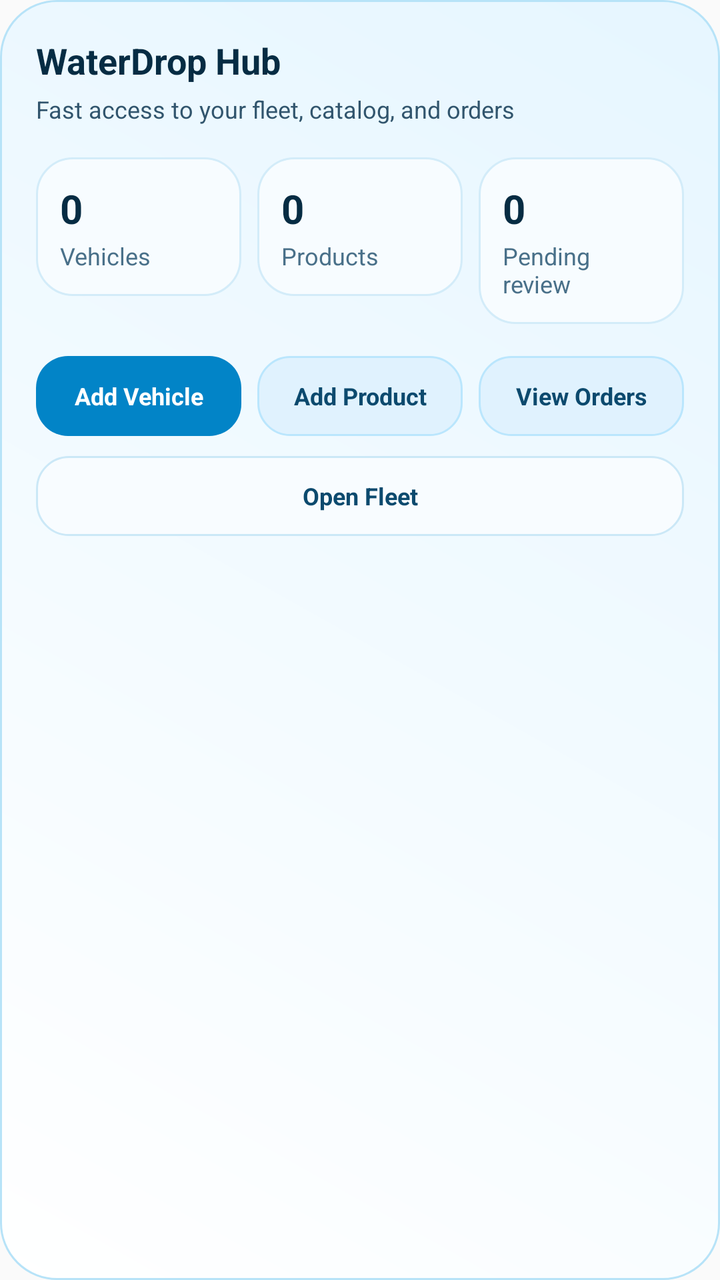
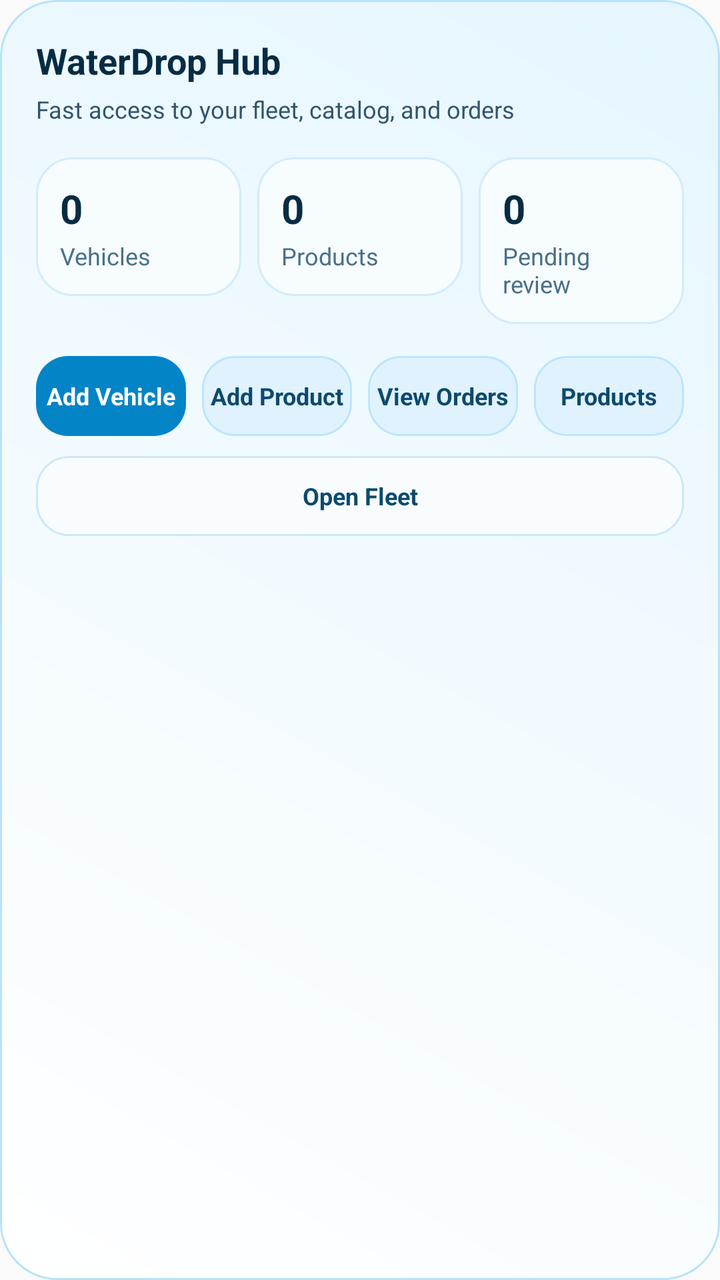

An Android layout rendered at two revisions. The XML below is the earlier revision; the diff shows what the commit changed to produce the second picture.
<!-- AndroidManifest.xml: application theme AppTheme -->
<!-- res/layout/supplier_hub_widget.xml -->
<?xml version="1.0" encoding="utf-8"?>
<LinearLayout xmlns:android="http://schemas.android.com/apk/res/android"
    android:id="@+id/widgetRoot"
    android:layout_width="match_parent"
    android:layout_height="match_parent"
    android:background="@drawable/widget_surface"
    android:orientation="vertical"
    android:padding="18dp">

    <TextView
        android:id="@+id/widgetTitle"
        android:layout_width="wrap_content"
        android:layout_height="wrap_content"
        android:text="@string/widget_title"
        android:textColor="#062C43"
        android:textSize="18sp"
        android:textStyle="bold" />

    <TextView
        android:id="@+id/widgetSubtitle"
        android:layout_width="wrap_content"
        android:layout_height="wrap_content"
        android:layout_marginTop="4dp"
        android:text="@string/widget_subtitle"
        android:textColor="#31556D"
        android:textSize="12sp" />

    <LinearLayout
        android:layout_width="match_parent"
        android:layout_height="wrap_content"
        android:layout_marginTop="16dp"
        android:orientation="horizontal">

        <LinearLayout
            android:layout_width="0dp"
            android:layout_height="wrap_content"
            android:layout_marginEnd="8dp"
            android:layout_weight="1"
            android:background="@drawable/widget_stat_card"
            android:orientation="vertical"
            android:padding="12dp">

            <TextView
                android:id="@+id/widgetVehicleValue"
                android:layout_width="wrap_content"
                android:layout_height="wrap_content"
                android:text="0"
                android:textColor="#062C43"
                android:textSize="20sp"
                android:textStyle="bold" />

            <TextView
                android:layout_width="wrap_content"
                android:layout_height="wrap_content"
                android:layout_marginTop="2dp"
                android:text="@string/widget_metric_vehicles"
                android:textColor="#497089"
                android:textSize="12sp" />
        </LinearLayout>

        <LinearLayout
            android:layout_width="0dp"
            android:layout_height="wrap_content"
            android:layout_marginEnd="8dp"
            android:layout_weight="1"
            android:background="@drawable/widget_stat_card"
            android:orientation="vertical"
            android:padding="12dp">

            <TextView
                android:id="@+id/widgetProductValue"
                android:layout_width="wrap_content"
                android:layout_height="wrap_content"
                android:text="0"
                android:textColor="#062C43"
                android:textSize="20sp"
                android:textStyle="bold" />

            <TextView
                android:layout_width="wrap_content"
                android:layout_height="wrap_content"
                android:layout_marginTop="2dp"
                android:text="@string/widget_metric_products"
                android:textColor="#497089"
                android:textSize="12sp" />
        </LinearLayout>

        <LinearLayout
            android:layout_width="0dp"
            android:layout_height="wrap_content"
            android:layout_weight="1"
            android:background="@drawable/widget_stat_card"
            android:orientation="vertical"
            android:padding="12dp">

            <TextView
                android:id="@+id/widgetPendingValue"
                android:layout_width="wrap_content"
                android:layout_height="wrap_content"
                android:text="0"
                android:textColor="#062C43"
                android:textSize="20sp"
                android:textStyle="bold" />

            <TextView
                android:layout_width="wrap_content"
                android:layout_height="wrap_content"
                android:layout_marginTop="2dp"
                android:text="@string/widget_metric_pending"
                android:textColor="#497089"
                android:textSize="12sp" />
        </LinearLayout>
    </LinearLayout>

    <LinearLayout
        android:layout_width="match_parent"
        android:layout_height="wrap_content"
        android:layout_marginTop="16dp"
        android:orientation="horizontal">

        <TextView
            android:id="@+id/widgetAddVehicleButton"
            android:layout_width="0dp"
            android:layout_height="40dp"
            android:layout_marginEnd="8dp"
            android:layout_weight="1"
            android:background="@drawable/widget_action_primary"
            android:gravity="center"
            android:text="@string/widget_action_add_vehicle"
            android:textColor="#FFFFFF"
            android:textSize="12sp"
            android:textStyle="bold" />

        <TextView
            android:id="@+id/widgetAddProductButton"
            android:layout_width="0dp"
            android:layout_height="40dp"
            android:layout_marginEnd="8dp"
            android:layout_weight="1"
            android:background="@drawable/widget_action_secondary"
            android:gravity="center"
            android:text="@string/widget_action_add_product"
            android:textColor="#0C4A6E"
            android:textSize="12sp"
            android:textStyle="bold" />

        <TextView
            android:id="@+id/widgetOrdersButton"
            android:layout_width="0dp"
            android:layout_height="40dp"
            android:layout_weight="1"
            android:background="@drawable/widget_action_secondary"
            android:gravity="center"
            android:text="@string/widget_action_orders"
            android:textColor="#0C4A6E"
            android:textSize="12sp"
            android:textStyle="bold" />
    </LinearLayout>

    <TextView
        android:id="@+id/widgetFleetButton"
        android:layout_width="match_parent"
        android:layout_height="40dp"
        android:layout_marginTop="10dp"
        android:background="@drawable/widget_action_ghost"
        android:gravity="center"
        android:text="@string/widget_action_fleet"
        android:textColor="#0C4A6E"
        android:textSize="12sp"
        android:textStyle="bold" />
</LinearLayout>
<!-- resources referenced by this layout -->
<resources>
  <!-- drawable widget_action_ghost (drawable) -->
  <?xml version="1.0" encoding="utf-8"?>
  <shape xmlns:android="http://schemas.android.com/apk/res/android" android:shape="rectangle">
      <solid android:color="#F8FCFF" />
      <corners android:radius="16dp" />
      <stroke
          android:width="1dp"
          android:color="#CBE8F7" />
  </shape>
  <!-- drawable widget_action_primary (drawable) -->
  <?xml version="1.0" encoding="utf-8"?>
  <shape xmlns:android="http://schemas.android.com/apk/res/android" android:shape="rectangle">
      <solid android:color="#0284C7" />
      <corners android:radius="16dp" />
  </shape>
  <!-- drawable widget_action_secondary (drawable) -->
  <?xml version="1.0" encoding="utf-8"?>
  <shape xmlns:android="http://schemas.android.com/apk/res/android" android:shape="rectangle">
      <solid android:color="#E0F2FE" />
      <corners android:radius="16dp" />
      <stroke
          android:width="1dp"
          android:color="#BAE6FD" />
  </shape>
  <!-- drawable widget_stat_card (drawable) -->
  <?xml version="1.0" encoding="utf-8"?>
  <shape xmlns:android="http://schemas.android.com/apk/res/android" android:shape="rectangle">
      <solid android:color="#F7FCFF" />
      <corners android:radius="18dp" />
      <stroke
          android:width="1dp"
          android:color="#D3ECF9" />
  </shape>
  <!-- drawable widget_surface (drawable) -->
  <?xml version="1.0" encoding="utf-8"?>
  <shape xmlns:android="http://schemas.android.com/apk/res/android" android:shape="rectangle">
      <gradient
          android:angle="45"
          android:endColor="#E6F6FF"
          android:startColor="#FFFFFF" />
      <corners android:radius="28dp" />
      <stroke
          android:width="1dp"
          android:color="#B7E3F8" />
  </shape>
  <string name="widget_action_add_product">Add Product</string>
  <string name="widget_action_add_vehicle">Add Vehicle</string>
  <string name="widget_action_fleet">Open Fleet</string>
  <string name="widget_action_orders">View Orders</string>
  <string name="widget_metric_pending">Pending review</string>
  <string name="widget_metric_products">Products</string>
  <string name="widget_metric_vehicles">Vehicles</string>
  <string name="widget_subtitle">Fast access to your fleet, catalog, and orders</string>
  <string name="widget_title">WaterDrop Hub</string>
  <style name="AppTheme" parent="Theme.AppCompat.DayNight.NoActionBar">
          
          <item name="android:editTextBackground">@drawable/rn_edit_text_material</item>
      </style>
  <!-- drawable rn_edit_text_material (drawable) -->
  <?xml version="1.0" encoding="utf-8"?>
  <inset xmlns:android="http://schemas.android.com/apk/res/android"
         android:insetLeft="@dimen/abc_edit_text_inset_horizontal_material"
         android:insetRight="@dimen/abc_edit_text_inset_horizontal_material"
         android:insetTop="@dimen/abc_edit_text_inset_top_material"
         android:insetBottom="@dimen/abc_edit_text_inset_bottom_material"
         >
  
      <selector>
          
          <item android:state_enabled="false" android:drawable="@drawable/abc_textfield_default_mtrl_alpha"/>
          <item android:drawable="@drawable/abc_textfield_activated_mtrl_alpha"/>
      </selector>
  
  </inset>
</resources>

<!-- the commit's change to res/layout/supplier_hub_widget.xml (unified diff, before → after) -->
@@ -32,6 +32,7 @@
         android:orientation="horizontal">
 
         <LinearLayout
+            android:id="@+id/widgetVehicleCard"
             android:layout_width="0dp"
             android:layout_height="wrap_content"
             android:layout_marginEnd="8dp"
@@ -59,6 +60,7 @@
         </LinearLayout>
 
         <LinearLayout
+            android:id="@+id/widgetProductCard"
             android:layout_width="0dp"
             android:layout_height="wrap_content"
             android:layout_marginEnd="8dp"
@@ -86,6 +88,7 @@
         </LinearLayout>
 
         <LinearLayout
+            android:id="@+id/widgetPendingCard"
             android:layout_width="0dp"
             android:layout_height="wrap_content"
             android:layout_weight="1"
@@ -148,10 +151,23 @@
             android:id="@+id/widgetOrdersButton"
             android:layout_width="0dp"
             android:layout_height="40dp"
+            android:layout_marginEnd="8dp"
             android:layout_weight="1"
             android:background="@drawable/widget_action_secondary"
             android:gravity="center"
             android:text="@string/widget_action_orders"
+            android:textColor="#0C4A6E"
+            android:textSize="12sp"
+            android:textStyle="bold" />
+
+        <TextView
+            android:id="@+id/widgetProductsButton"
+            android:layout_width="0dp"
+            android:layout_height="40dp"
+            android:layout_weight="1"
+            android:background="@drawable/widget_action_secondary"
+            android:gravity="center"
+            android:text="@string/widget_action_products"
             android:textColor="#0C4A6E"
             android:textSize="12sp"
             android:textStyle="bold" />
<!-- resource entries referenced after the edit -->
@@ -49,6 +49,7 @@
   <string name="widget_action_add_vehicle">Add Vehicle</string>
   <string name="widget_action_fleet">Open Fleet</string>
   <string name="widget_action_orders">View Orders</string>
+  <string name="widget_action_products">Products</string>
   <string name="widget_metric_pending">Pending review</string>
   <string name="widget_metric_products">Products</string>
   <string name="widget_metric_vehicles">Vehicles</string>
